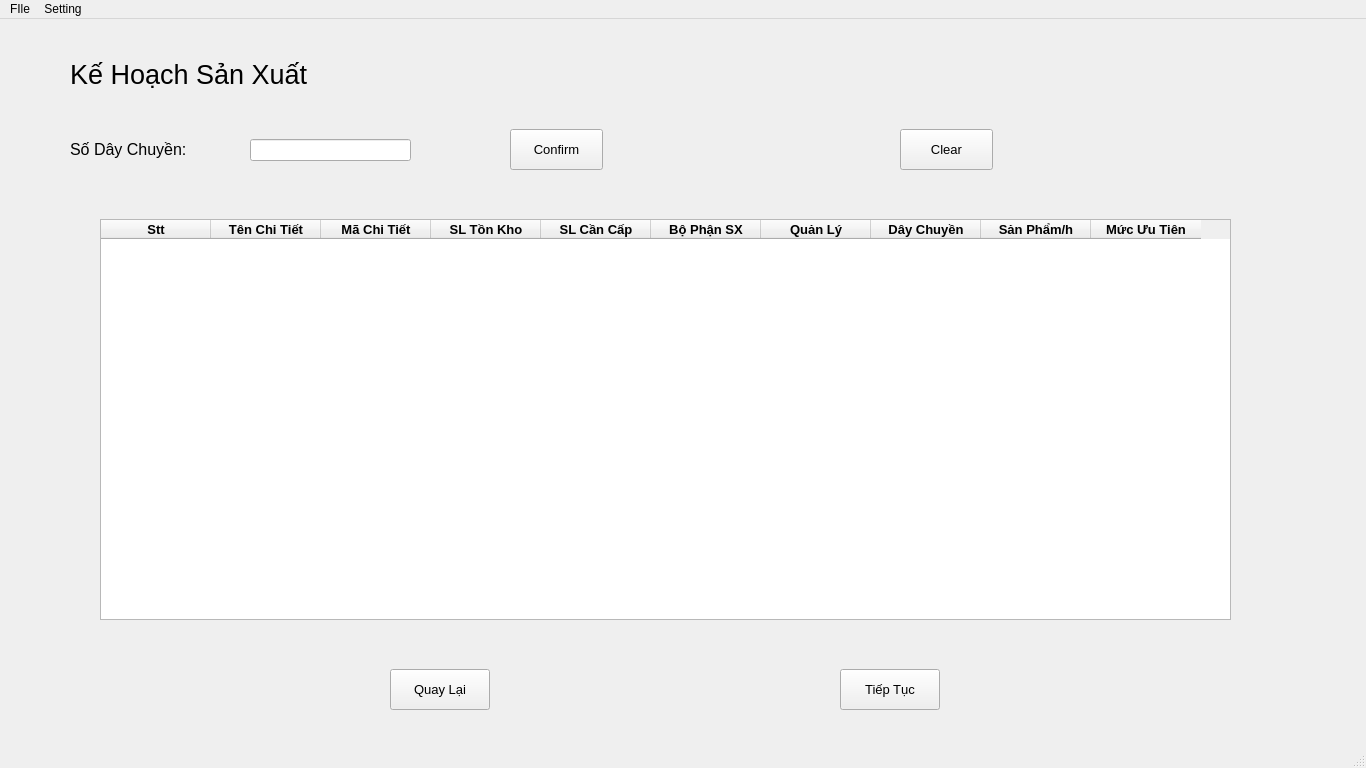
Qt form window2.ui (lxhoang96/PLanDesign) before a commit.
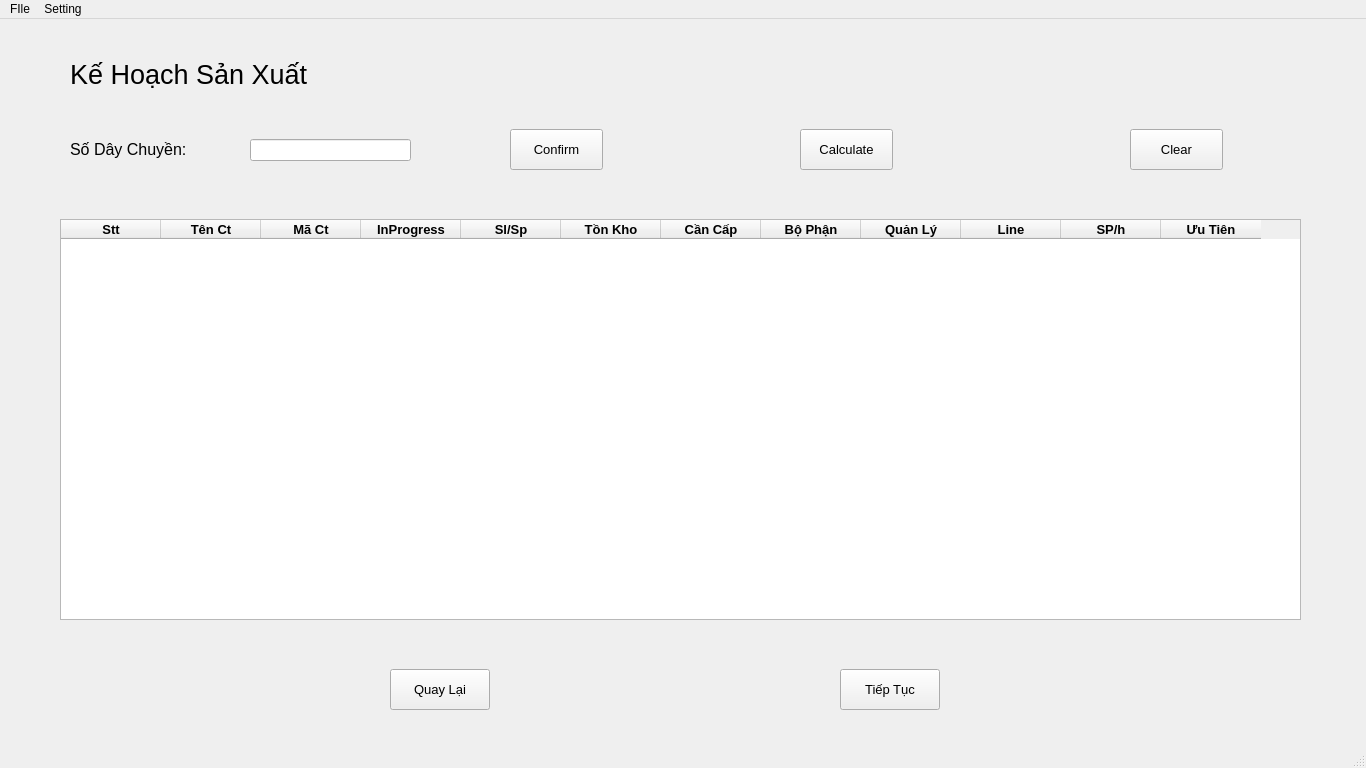
The same form after that commit.

What changed in the file:
```diff
--- a/window2.ui
+++ b/window2.ui
@@ -58,14 +58,14 @@
    <widget class="QTableWidget" name="lineTable">
     <property name="geometry">
      <rect>
-      <x>100</x>
+      <x>60</x>
       <y>200</y>
-      <width>1131</width>
+      <width>1241</width>
       <height>401</height>
      </rect>
     </property>
     <attribute name="horizontalHeaderDefaultSectionSize">
-     <number>110</number>
+     <number>100</number>
     </attribute>
     <column>
      <property name="text">
@@ -81,7 +81,7 @@
     </column>
     <column>
      <property name="text">
-      <string>Tên Chi Tiết</string>
+      <string>Tên Ct</string>
      </property>
      <property name="font">
       <font>
@@ -93,7 +93,7 @@
     </column>
     <column>
      <property name="text">
-      <string>Mã Chi Tiết</string>
+      <string>Mã Ct</string>
      </property>
      <property name="font">
       <font>
@@ -105,7 +105,7 @@
     </column>
     <column>
      <property name="text">
-      <string>SL Tồn Kho</string>
+      <string>InProgress</string>
      </property>
      <property name="font">
       <font>
@@ -117,7 +117,7 @@
     </column>
     <column>
      <property name="text">
-      <string>SL Cần Cấp</string>
+      <string>Sl/Sp</string>
      </property>
      <property name="font">
       <font>
@@ -129,7 +129,31 @@
     </column>
     <column>
      <property name="text">
-      <string>Bộ Phận SX</string>
+      <string>Tồn Kho</string>
+     </property>
+     <property name="font">
+      <font>
+       <pointsize>10</pointsize>
+       <weight>75</weight>
+       <bold>true</bold>
+      </font>
+     </property>
+    </column>
+    <column>
+     <property name="text">
+      <string>Cần Cấp</string>
+     </property>
+     <property name="font">
+      <font>
+       <pointsize>10</pointsize>
+       <weight>75</weight>
+       <bold>true</bold>
+      </font>
+     </property>
+    </column>
+    <column>
+     <property name="text">
+      <string>Bộ Phận</string>
      </property>
      <property name="font">
       <font>
@@ -153,7 +177,7 @@
     </column>
     <column>
      <property name="text">
-      <string>Dây Chuyền</string>
+      <string>Line</string>
      </property>
      <property name="font">
       <font>
@@ -165,7 +189,7 @@
     </column>
     <column>
      <property name="text">
-      <string>Sản Phẩm/h</string>
+      <string>SP/h</string>
      </property>
      <property name="font">
       <font>
@@ -177,7 +201,7 @@
     </column>
     <column>
      <property name="text">
-      <string>Mức Ưu Tiên</string>
+      <string>Ưu Tiên</string>
      </property>
      <property name="font">
       <font>
@@ -245,7 +269,7 @@
    <widget class="QPushButton" name="clear">
     <property name="geometry">
      <rect>
-      <x>900</x>
+      <x>1130</x>
       <y>110</y>
       <width>93</width>
       <height>41</height>
@@ -260,6 +284,24 @@
      <string>Clear</string>
     </property>
    </widget>
+   <widget class="QPushButton" name="cal">
+    <property name="geometry">
+     <rect>
+      <x>800</x>
+      <y>110</y>
+      <width>93</width>
+      <height>41</height>
+     </rect>
+    </property>
+    <property name="font">
+     <font>
+      <pointsize>10</pointsize>
+     </font>
+    </property>
+    <property name="text">
+     <string>Calculate</string>
+    </property>
+   </widget>
   </widget>
   <widget class="QMenuBar" name="menubar">
    <property name="geometry">
```
